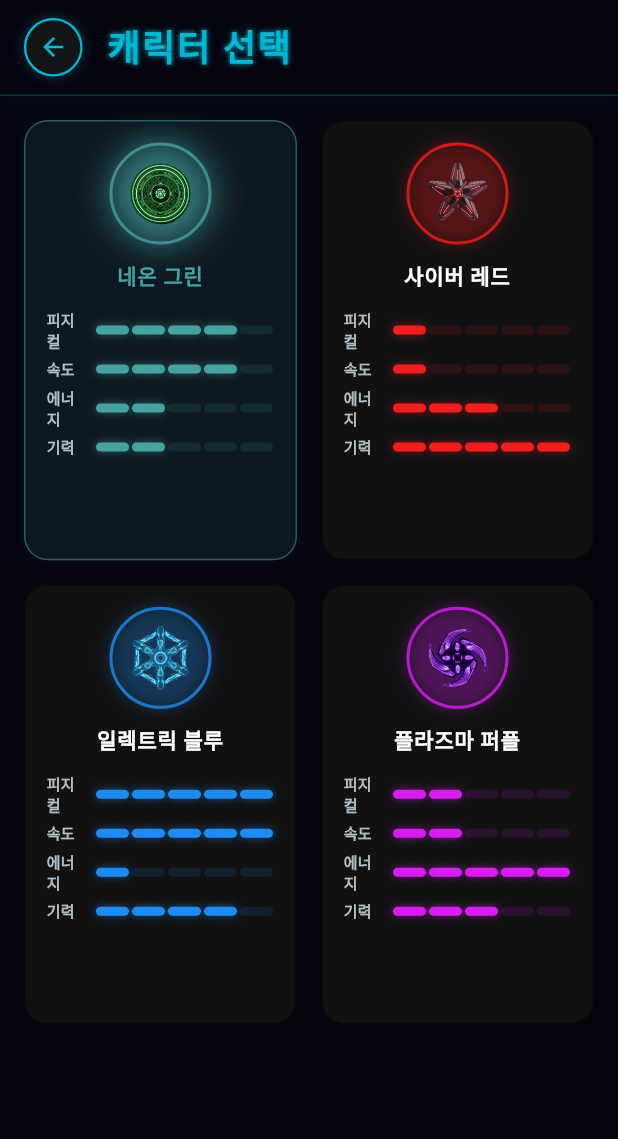
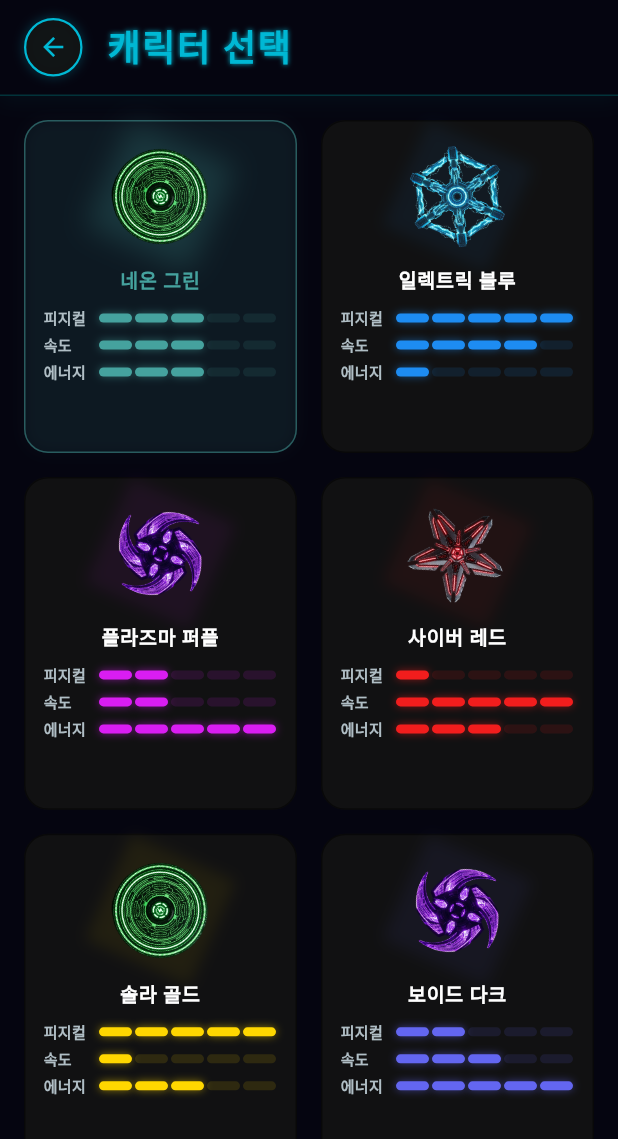
Before and after one commit to herokt/zonber, a Flutter app: the CharacterSelectionPage screen opened directly with empty values, on a phone screen of 412 x 824 dp. Shown: the top 1139 px of the screen. Run offline on Flutter 3.47's test engine with Material 3 defaults, Android fonts, the phone set to English and light mode, and no system bars; our stand-ins replace cloud_firestore, country_picker, firebase_auth, firebase_core, google_mobile_ads, google_sign_in and 3 more; missing offline and left inert: app_tracking_transparency, flame, flame_audio; accounts and stored records are empty; network calls fail.

Commit message:
캐릭터 능력치 부여

```diff
--- a/lib/character_data.dart
+++ b/lib/character_data.dart
@@ -5,16 +5,12 @@ class CharacterStats {
   final double speedMultiplier; // dragInput 배수
   final int shieldCount;        // 보유 가능한 실드 개수
   final double shieldCooldown;  // 실드 1개 충전 대기 시간 (초)
-  final double repelRadius;     // 반발력 유효 반경 (px)
-  final double repelForce;      // 반발 힘 (px/s)
 
   const CharacterStats({
     required this.hitboxSize,
     required this.speedMultiplier,
     required this.shieldCount,
     required this.shieldCooldown,
-    required this.repelRadius,
-    required this.repelForce,
   });
 }
 
@@ -40,7 +36,7 @@ class CharacterData {
   static const List<Character> availableCharacters = [
     // ──────────────────────────────────────────
     // 🟢 Neon Green — 올라운더 (초보자 추천)
-    // 덩치 ★★☆  속도 ★★★★☆  체력 ★★☆  반발력 ★★☆
+    // 피지컬 ★★★  속도 ★★★  에너지 ★★★
     // ──────────────────────────────────────────
     Character(
       id: 'neon_green',
@@ -49,38 +45,16 @@ class CharacterData {
       description: 'Balanced operator. No weakness, no peak.',
       imagePath: 'assets/images/characters/neon_green.png',
       stats: CharacterStats(
-        hitboxSize: 18,
-        speedMultiplier: 1.2,
+        hitboxSize: 22,
+        speedMultiplier: 1.0,
         shieldCount: 1,
-        shieldCooldown: 20,
-        repelRadius: 40,
-        repelForce: 20,
+        shieldCooldown: 15,
       ),
     ),
 
     // ──────────────────────────────────────────
-    // 🔴 Cyber Red — 반발력 특화 (고급)
-    // 덩치 ★★★★★  속도 ★☆  체력 ★★★☆  반발력 ★★★★★
-    // ──────────────────────────────────────────
-    Character(
-      id: 'cyber_red',
-      name: 'Cyber Red',
-      color: Color(0xFFF21D1D),
-      description: 'Biggest target, but bullets bend away.',
-      imagePath: 'assets/images/characters/cyber_red.png',
-      stats: CharacterStats(
-        hitboxSize: 30,
-        speedMultiplier: 0.70,
-        shieldCount: 1,
-        shieldCooldown: 12,
-        repelRadius: 100,
-        repelForce: 70,
-      ),
-    ),
-
-    // ──────────────────────────────────────────
-    // 🔵 Electric Blue — 속도 특화 (중급)
-    // 덩치 ★☆  속도 ★★★★★  체력 ★☆  반발력 ★★★★☆
+    // 🔵 Electric Blue — 속도+피지컬 특화 (중급)
+    // 피지컬 ★★★★★  속도 ★★★★  에너지 ★
     // ──────────────────────────────────────────
     Character(
       id: 'electric_blue',
@@ -90,17 +64,15 @@ class CharacterData {
       imagePath: 'assets/images/characters/electric_blue.png',
       stats: CharacterStats(
         hitboxSize: 14,
-        speedMultiplier: 1.4,
+        speedMultiplier: 1.2,
         shieldCount: 0,
         shieldCooldown: 0,
-        repelRadius: 80,
-        repelForce: 50,
       ),
     ),
 
     // ──────────────────────────────────────────
-    // 🟣 Plasma Purple — 체력 특화 (중급)
-    // 덩치 ★★★★☆  속도 ★★☆  체력 ★★★★★  반발력 ★★★☆
+    // 🟣 Plasma Purple — 에너지 탱커 (중급)
+    // 피지컬 ★★  속도 ★★  에너지 ★★★★★
     // ──────────────────────────────────────────
     Character(
       id: 'plasma_purple',
@@ -113,8 +85,60 @@ class CharacterData {
         speedMultiplier: 0.85,
         shieldCount: 2,
         shieldCooldown: 10,
-        repelRadius: 60,
-        repelForce: 35,
+      ),
+    ),
+
+    // ──────────────────────────────────────────
+    // 🔴 Cyber Red — 대형 속도형 (고급)
+    // 피지컬 ★  속도 ★★★★★  에너지 ★★★
+    // ──────────────────────────────────────────
+    Character(
+      id: 'cyber_red',
+      name: 'Cyber Red',
+      color: Color(0xFFF21D1D),
+      description: 'Biggest target, but pure speed carries you through.',
+      imagePath: 'assets/images/characters/cyber_red.png',
+      stats: CharacterStats(
+        hitboxSize: 30,
+        speedMultiplier: 1.4,
+        shieldCount: 1,
+        shieldCooldown: 15,
+      ),
+    ),
+
+    // ──────────────────────────────────────────
+    // 🟡 Solar Gold — 초소형 방어형 (고급)
+    // 피지컬 ★★★★★  속도 ★  에너지 ★★★
+    // ──────────────────────────────────────────
+    Character(
+      id: 'solar_gold',
+      name: 'Solar Gold',
+      color: Color(0xFFFFD700),
+      description: 'Micro-body with heavy armor. Nearly impossible to hit.',
+      imagePath: 'assets/images/characters/neon_green.png', // TODO: replace with solar_gold.png
+      stats: CharacterStats(
+        hitboxSize: 14,
+        speedMultiplier: 0.70,
+        shieldCount: 1,
+        shieldCooldown: 15,
+      ),
+    ),
+
+    // ──────────────────────────────────────────
+    // 🔷 Void Dark — 에너지+속도 균형 (고급)
+    // 피지컬 ★★  속도 ★★★  에너지 ★★★★★
+    // ──────────────────────────────────────────
+    Character(
+      id: 'void_dark',
+      name: 'Void Dark',
+      color: Color(0xFF6366F1),
+      description: 'Swift and double-shielded. The hardest to master.',
+      imagePath: 'assets/images/characters/plasma_purple.png', // TODO: replace with void_dark.png
+      stats: CharacterStats(
+        hitboxSize: 24,
+        speedMultiplier: 1.0,
+        shieldCount: 2,
+        shieldCooldown: 8,
       ),
     ),
   ];
@@ -127,7 +151,7 @@ class CharacterData {
   }
 
   /// 스탯 등급 (1~5) — UI 스탯 바 표시용
-  /// 덩치는 역방향: 히트박스가 작을수록 높은 등급
+  /// 피지컬은 역방향: 히트박스가 작을수록 높은 등급
   static int hitboxRating(double hitboxSize) {
     if (hitboxSize <= 14) return 5;
     if (hitboxSize <= 18) return 4;
@@ -145,18 +169,10 @@ class CharacterData {
   }
 
   static int shieldRating(int count, double cooldown) {
-    if (count == 0) return 1;                           // Blue  ★
-    if (count == 1 && cooldown >= 20) return 2;         // Green ★★
-    if (count == 1 && cooldown < 20) return 3;          // Red   ★★★
-    if (count == 2 && cooldown >= 12) return 4;         //       ★★★★
-    return 5;                                           // Purple★★★★★
-  }
-
-  static int repelRating(double radius) {
-    if (radius <= 0) return 1;
-    if (radius <= 40) return 2;
-    if (radius <= 60) return 3;
-    if (radius <= 80) return 4;
-    return 5;
+    if (count == 0) return 1;                           // ★
+    if (count == 1 && cooldown >= 20) return 2;         // ★★
+    if (count == 1 && cooldown < 20) return 3;          // ★★★
+    if (count == 2 && cooldown >= 12) return 4;         // ★★★★
+    return 5;                                           // ★★★★★
   }
 }
--- a/lib/character_selection_page.dart
+++ b/lib/character_selection_page.dart
@@ -1,3 +1,4 @@
+import 'dart:math';
 import 'package:flutter/material.dart';
 import 'character_data.dart';
 import 'user_profile.dart';
@@ -54,7 +55,7 @@ class _CharacterSelectionPageState extends State<CharacterSelectionPage> {
           crossAxisCount: 2,
           crossAxisSpacing: 16,
           mainAxisSpacing: 16,
-          childAspectRatio: 0.62,
+          childAspectRatio: 0.82,
         ),
         itemCount: CharacterData.availableCharacters.length,
         itemBuilder: (context, index) {
@@ -68,64 +69,31 @@ class _CharacterSelectionPageState extends State<CharacterSelectionPage> {
               backgroundColor: isSelected
                   ? char.color.withOpacity(0.08)
                   : AppColors.surfaceGlass,
-              padding: const EdgeInsets.all(14),
+              padding: const EdgeInsets.symmetric(horizontal: 12, vertical: 12),
               child: Column(
                 mainAxisAlignment: MainAxisAlignment.start,
                 crossAxisAlignment: CrossAxisAlignment.center,
                 children: [
-                  // 캐릭터 이미지
-                  Container(
-                    width: 68,
-                    height: 68,
-                    decoration: BoxDecoration(
-                      shape: BoxShape.circle,
-                      boxShadow: [
-                        BoxShadow(
-                          color: char.color.withOpacity(isSelected ? 0.7 : 0.3),
-                          blurRadius: isSelected ? 18 : 8,
-                        ),
-                      ],
-                      border: Border.all(
-                        color: char.color.withOpacity(0.8),
-                        width: 2,
-                      ),
-                    ),
-                    child: Center(
-                      child: char.imagePath != null
-                          ? Image.asset(
-                              char.imagePath!,
-                              width: 48,
-                              height: 48,
-                              fit: BoxFit.contain,
-                              errorBuilder: (ctx, _, __) => Icon(
-                                Icons.rocket_launch,
-                                color: char.color,
-                                size: 34,
-                              ),
-                            )
-                          : Icon(
-                              Icons.rocket_launch,
-                              color: char.color,
-                              size: 34,
-                            ),
-                    ),
-                  ),
-                  const SizedBox(height: 10),
+                  // 캐릭터 이미지 (회전 애니메이션, 원형 배경 없음)
+                  _RotatingCharacterImage(char: char, isSelected: isSelected),
+                  const SizedBox(height: 8),
 
                   // 캐릭터 이름
                   Text(
                     LanguageManager.of(context).translate('char_${char.id}'),
                     textAlign: TextAlign.center,
+                    maxLines: 1,
+                    overflow: TextOverflow.ellipsis,
                     style: TextStyle(
                       color: isSelected ? char.color : Colors.white,
-                      fontSize: 14,
+                      fontSize: 13,
                       fontWeight: FontWeight.bold,
                       letterSpacing: 0.5,
                     ),
                   ),
-                  const SizedBox(height: 12),
+                  const SizedBox(height: 8),
 
-                  // 스탯 바 4개
+                  // 스탯 바 3개
                   _StatBars(char: char, accentColor: char.color),
                 ],
               ),
@@ -137,7 +105,83 @@ class _CharacterSelectionPageState extends State<CharacterSelectionPage> {
   }
 }
 
-// ── 스탯 4개 바 ──────────────────────────────────────────
+// ── 회전 캐릭터 이미지 ────────────────────────────────────
+class _RotatingCharacterImage extends StatefulWidget {
+  final Character char;
+  final bool isSelected;
+
+  const _RotatingCharacterImage({required this.char, required this.isSelected});
+
+  @override
+  State<_RotatingCharacterImage> createState() =>
+      _RotatingCharacterImageState();
+}
+
+class _RotatingCharacterImageState extends State<_RotatingCharacterImage>
+    with SingleTickerProviderStateMixin {
+  late final AnimationController _controller;
+
+  @override
+  void initState() {
+    super.initState();
+    _controller = AnimationController(
+      vsync: this,
+      duration: const Duration(seconds: 6),
+    )..repeat();
+  }
+
+  @override
+  void dispose() {
+    _controller.dispose();
+    super.dispose();
+  }
+
+  @override
+  Widget build(BuildContext context) {
+    final char = widget.char;
+    final isSelected = widget.isSelected;
+
+    return AnimatedBuilder(
+      animation: _controller,
+      builder: (_, child) => Transform.rotate(
+        angle: _controller.value * 2 * pi,
+        child: child,
+      ),
+      child: Container(
+        width: 76,
+        height: 76,
+        decoration: BoxDecoration(
+          boxShadow: [
+            BoxShadow(
+              color: char.color.withOpacity(isSelected ? 0.22 : 0.07),
+              blurRadius: isSelected ? 16 : 8,
+              spreadRadius: 0,
+            ),
+          ],
+        ),
+        child: char.imagePath != null
+            ? Image.asset(
+                char.imagePath!,
+                width: 76,
+                height: 76,
+                fit: BoxFit.contain,
+                errorBuilder: (ctx, _, __) => Icon(
+                  Icons.rocket_launch,
+                  color: char.color,
+                  size: 48,
+                ),
+              )
+            : Icon(
+                Icons.rocket_launch,
+                color: char.color,
+                size: 48,
+              ),
+      ),
+    );
+  }
+}
+
+// ── 스탯 3개 바 ──────────────────────────────────────────
 class _StatBars extends StatelessWidget {
   final Character char;
   final Color accentColor;
@@ -148,28 +192,15 @@ class _StatBars extends StatelessWidget {
   Widget build(BuildContext context) {
     final s = char.stats;
     final ratings = [
-      (
-        label: '피지컬',
-        rating: CharacterData.hitboxRating(s.hitboxSize),
-      ),
-      (
-        label: '속도',
-        rating: CharacterData.speedRating(s.speedMultiplier),
-      ),
-      (
-        label: '에너지',
-        rating: CharacterData.shieldRating(s.shieldCount, s.shieldCooldown),
-      ),
-      (
-        label: '기력',
-        rating: CharacterData.repelRating(s.repelRadius),
-      ),
+      (label: '피지컬', rating: CharacterData.hitboxRating(s.hitboxSize)),
+      (label: '속도', rating: CharacterData.speedRating(s.speedMultiplier)),
+      (label: '에너지', rating: CharacterData.shieldRating(s.shieldCount, s.shieldCooldown)),
     ];
 
     return Column(
       children: ratings
           .map((r) => Padding(
-                padding: const EdgeInsets.only(bottom: 5),
+                padding: const EdgeInsets.only(bottom: 4),
                 child: _SingleStatBar(
                   label: r.label,
                   rating: r.rating,
@@ -200,9 +231,12 @@ class _SingleStatBar extends StatelessWidget {
     return Row(
       children: [
         SizedBox(
-          width: 28,
+          width: 36,
           child: Text(
             label,
+            maxLines: 1,
+            softWrap: false,
+            overflow: TextOverflow.clip,
             style: const TextStyle(
               color: AppColors.textDim,
               fontSize: 10,
@@ -210,7 +244,6 @@ class _SingleStatBar extends StatelessWidget {
             ),
           ),
         ),
-        const SizedBox(width: 4),
         Expanded(
           child: Row(
             children: List.generate(maxRating, (i) {
--- a/lib/main.dart
+++ b/lib/main.dart
@@ -1798,9 +1798,6 @@ class Player extends SpriteComponent
   double _speedMult = 1.0;     // 이동 속도 배수
   int _maxShields = 0;         // 최대 실드 개수
   double _shieldCooldown = 0;  // 실드 1개 충전 대기 시간 (초)
-  double _repelRadius = 0;     // 반발력 유효 반경 (px)
-  double _repelForce = 0;      // 반발 힘 (px/s)
-
   // --- 런타임 상태 ---
   int _currentShields = 0;
   double _shieldChargeTimer = 0; // _shieldCooldown 도달 시 실드 +1
@@ -1827,8 +1824,6 @@ class Player extends SpriteComponent
     _speedMult = stats.speedMultiplier;
     _maxShields = stats.shieldCount;
     _shieldCooldown = stats.shieldCooldown;
-    _repelRadius = stats.repelRadius;
-    _repelForce = stats.repelForce;
     _currentShields = _maxShields;
 
     // 히트박스: 시각 크기 중앙에 배치
@@ -1932,21 +1927,6 @@ class Player extends SpriteComponent
       if (_shieldChargeTimer >= _shieldCooldown) {
         _currentShields++;
         _shieldChargeTimer = 0;
-      }
-    }
-
-    // --- 반발력: 반경 내 총알 밀어내기 ---
-    if (_repelRadius > 0 && _repelForce > 0) {
-      for (final child in gameRef.mapArea.children) {
-        if (child is Bullet) {
-          final Vector2 diff = child.position - position;
-          final double dist = diff.length;
-          if (dist > 0 && dist < _repelRadius) {
-            // 가까울수록 강하게 — 선형 감쇠
-            final double strength = (1 - dist / _repelRadius) * _repelForce;
-            child.velocity.add(diff.normalized() * strength * dt * 60);
-          }
-        }
       }
     }
 
--- a/lib/translations.dart
+++ b/lib/translations.dart
@@ -115,11 +115,15 @@ const Map<String, Map<String, String>> appTranslations = {
     'char_neon_green': 'Neon Green',
     'char_neon_green_desc': 'The classic Zonber operator.',
     'char_cyber_red': 'Cyber Red',
-    'char_cyber_red_desc': 'Aggressive and dangerous.',
+    'char_cyber_red_desc': 'Huge target, pure velocity.',
     'char_electric_blue': 'Electric Blue',
     'char_electric_blue_desc': 'Fast as lightning.',
     'char_plasma_purple': 'Plasma Purple',
     'char_plasma_purple_desc': 'Mysterious energy.',
+    'char_solar_gold': 'Solar Gold',
+    'char_solar_gold_desc': 'Micro-body, heavy armor.',
+    'char_void_dark': 'Void Dark',
+    'char_void_dark_desc': 'Swift and double-shielded.',
 
     // Editor
     'walls': 'WALLS',
@@ -338,11 +342,15 @@ const Map<String, Map<String, String>> appTranslations = {
     'char_neon_green': '네온 그린',
     'char_neon_green_desc': '기본적인\n존버 요원입니다.',
     'char_cyber_red': '사이버 레드',
-    'char_cyber_red_desc': '공격적이고\n위험합니다.',
+    'char_cyber_red_desc': '덩치는 크지만\n속도가 최고입니다.',
     'char_electric_blue': '일렉트릭 블루',
     'char_electric_blue_desc': '번개처럼\n빠릅니다.',
     'char_plasma_purple': '플라즈마 퍼플',
     'char_plasma_purple_desc': '신비로운\n에너지를 가졌습니다.',
+    'char_solar_gold': '솔라 골드',
+    'char_solar_gold_desc': '초소형 몸에\n방어력이 탁월합니다.',
+    'char_void_dark': '보이드 다크',
+    'char_void_dark_desc': '빠르고 실드가\n두 개입니다.',
 
     // Editor
     'walls': '벽',
```
Also changed, not shown: .claude/settings.local.json, assets/images/characters/태양 금속성 별 문양.png (added).
